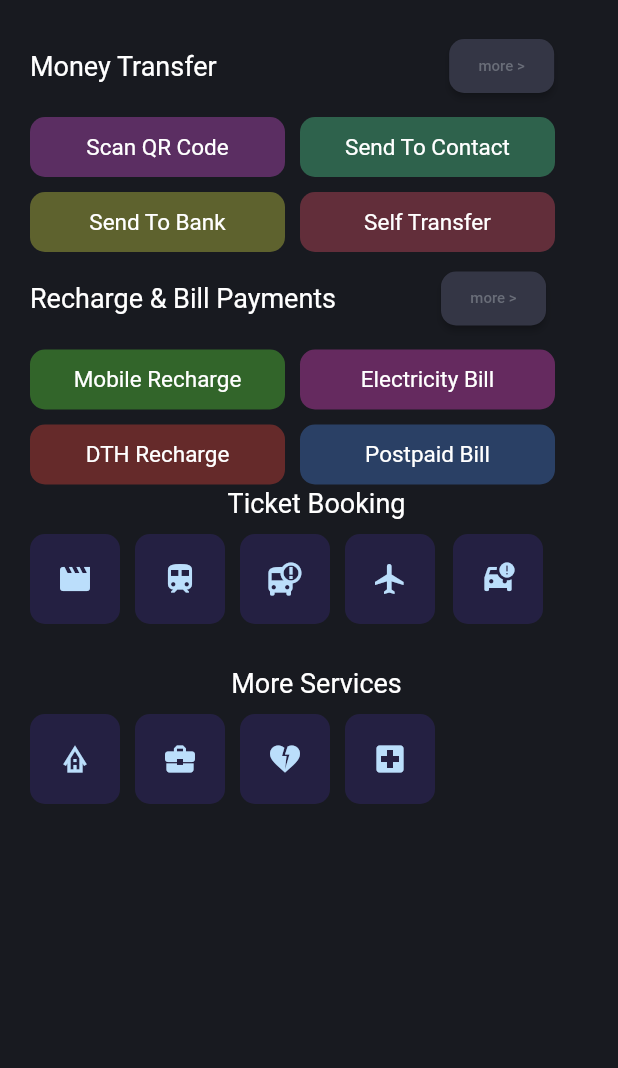
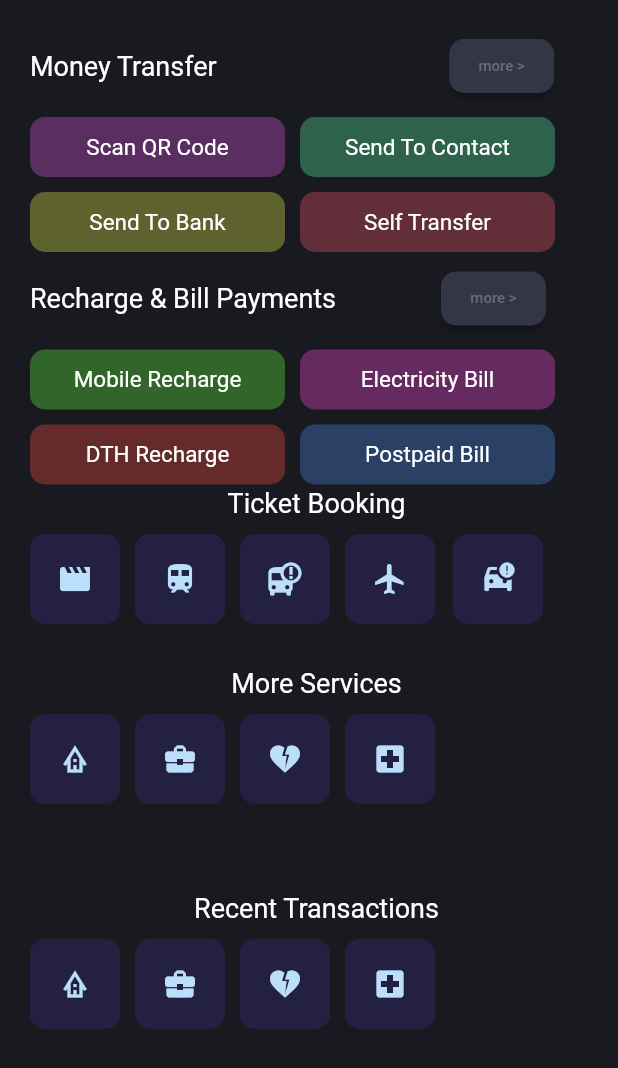
Before and after one commit to Fareed-Shah/Flutter_PaymentApp_UI, a Flutter app: the Home_Tab screen opened directly, on a phone screen of 412 x 824 dp. Shown: the top 1068 px of the screen. Run offline on Flutter 3.47's test engine with Material 2 defaults, Android fonts, the phone set to English and light mode, and no system bars; missing offline and left inert: dart:html.

Commit message:
Home Screen

```diff
--- a/lib/main.dart
+++ b/lib/main.dart
@@ -1,5 +1,6 @@
 import 'package:assignment_01/screens/balance_screen.dart';
 import 'package:assignment_01/screens/home_screen.dart';
+import 'package:assignment_01/screens/home_tab.dart';
 import 'package:assignment_01/screens/login_screen.dart';
 import 'package:assignment_01/screens/open_screen.dart';
 import 'package:flutter/material.dart';
@@ -21,7 +22,7 @@ class _MyAppState extends State<MyApp> {
   return const MaterialApp(
     debugShowCheckedModeBanner: false,
 
-    home:Home_Screen(),
+    home:Open_Screen(),
 
   );
   }
--- a/lib/screens/home_tab.dart
+++ b/lib/screens/home_tab.dart
@@ -305,13 +305,78 @@ class _Home_TabState extends State<Home_Tab> {
                       backgroundColor: Colors.transparent,
                      ),
                      ),
-
                    ],
                  ),
               ],
             ),
             ),
-
+           Container(
+            margin: EdgeInsets.only(left: 10),
+            padding: EdgeInsets.all(10),
+            width: MediaQuery.of(context).size.width*100,
+            height: 150,
+            child: Column(
+             children: [
+                 const Text('Recent Transactions',style: TextStyle(fontSize: 18,color: Color(0xffFFFFFF)),),
+                 Row(
+                   children: [
+                     Container(
+                     margin: EdgeInsets.only(top: 10,right: 10),
+                     padding: EdgeInsets.all(10),
+                      height: 60,
+                      width: 60,
+                      decoration: BoxDecoration(
+                     color: Color(0xff242042),
+                   borderRadius: BorderRadius.circular(10)),
+                    child: CircleAvatar(
+                      child: Icon(Icons.bungalow_outlined),
+                      backgroundColor: Colors.transparent,
+                     ),
+                     ),
+                    Container(
+                     margin: EdgeInsets.only(top: 10,right: 10),
+                     padding: EdgeInsets.all(10),
+                      height: 60,
+                      width: 60,
+                     decoration: BoxDecoration(
+                     color: Color(0xff242042),
+                     borderRadius: BorderRadius.circular(10)),
+                      child: CircleAvatar(
+                      child: Icon(Icons.business_center),
+                      backgroundColor: Colors.transparent,
+                     ),
+                     ),
+                                         Container(
+                     margin: EdgeInsets.only(top: 10,right: 10),
+                     padding: EdgeInsets.all(10),
+                      height: 60,
+                      width: 60,
+                     decoration: BoxDecoration(
+                     color: Color(0xff242042),
+                     borderRadius: BorderRadius.circular(10)),
+                      child: CircleAvatar(
+                      child: Icon(Icons.heart_broken),
+                      backgroundColor: Colors.transparent,
+                     ),
+                     ),
+                                         Container(
+                     margin: EdgeInsets.only(top: 10,right: 12),
+                     padding: EdgeInsets.all(10),
+                      height: 60,
+                      width: 60,
+                     decoration: BoxDecoration(
+                     color: Color(0xff242042),
+                     borderRadius: BorderRadius.circular(10)),
+                      child: CircleAvatar(
+                      child: Icon(Icons.local_hospital),
+                      backgroundColor: Colors.transparent,
+                     ),
+                     ),
+                   ],
+                 ),
+              ],
+            ),
+            ),
       ],
     )
 
```
